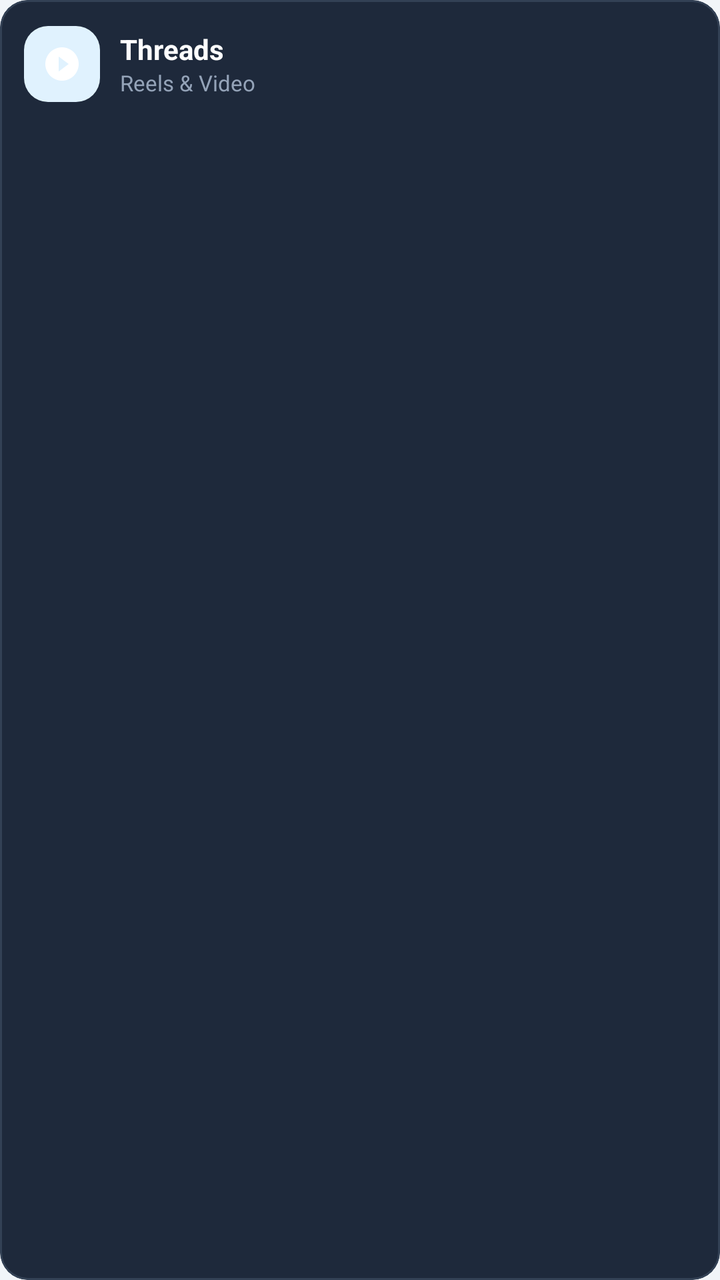
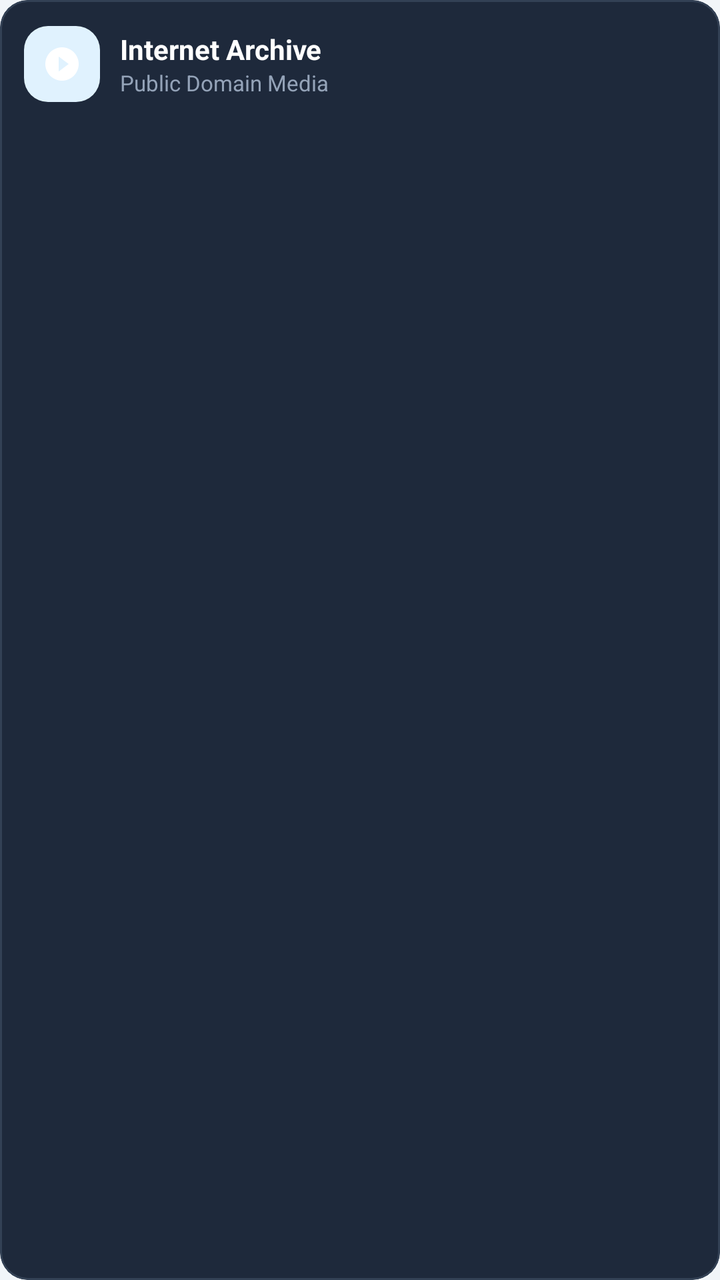

Two renders of the same Android screen: before a commit and after it. Below are the layout's source before the change and the commit's diff.
<!-- AndroidManifest.xml: application theme Theme.DownloadManager -->
<!-- res/layout/item_speed_dial.xml -->
<?xml version="1.0" encoding="utf-8"?>
<com.google.android.material.card.MaterialCardView
    xmlns:android="http://schemas.android.com/apk/res/android"
    xmlns:app="http://schemas.android.com/apk/res-auto"
    android:layout_width="match_parent"
    android:layout_height="wrap_content"
    android:layout_margin="5dp"
    app:cardBackgroundColor="#1E293B"
    app:cardCornerRadius="14dp"
    app:cardElevation="0dp"
    app:strokeColor="#334155"
    app:strokeWidth="1dp">

    <LinearLayout
        android:layout_width="match_parent"
        android:layout_height="wrap_content"
        android:gravity="center_vertical"
        android:minHeight="64dp"
        android:orientation="horizontal"
        android:paddingHorizontal="12dp"
        android:paddingVertical="10dp">

        <FrameLayout
            android:id="@+id/speedDialIconBg"
            android:layout_width="38dp"
            android:layout_height="38dp"
            android:background="@drawable/icon_badge_background">

            <ImageView
                android:id="@+id/ivSpeedDialIcon"
                android:layout_width="20dp"
                android:layout_height="20dp"
                android:layout_gravity="center"
                android:contentDescription="@string/smart_browser"
                android:src="@drawable/ic_video"
                app:tint="@android:color/white" />
        </FrameLayout>

        <LinearLayout
            android:layout_width="0dp"
            android:layout_height="wrap_content"
            android:layout_marginStart="10dp"
            android:layout_weight="1"
            android:orientation="vertical">

            <TextView
                android:id="@+id/tvSpeedDialName"
                android:layout_width="match_parent"
                android:layout_height="wrap_content"
                android:ellipsize="end"
                android:maxLines="1"
                android:text="Threads"
                android:textColor="@android:color/white"
                android:textSize="14sp"
                android:textStyle="bold" />

            <TextView
                android:id="@+id/tvSpeedDialSubtitle"
                android:layout_width="match_parent"
                android:layout_height="wrap_content"
                android:ellipsize="end"
                android:maxLines="1"
                android:text="Reels &amp; Video"
                android:textColor="#94A3B8"
                android:textSize="11sp" />
        </LinearLayout>
    </LinearLayout>
</com.google.android.material.card.MaterialCardView>
<!-- resources referenced by this layout -->
<resources>
  <!-- drawable ic_video (drawable) -->
  <?xml version="1.0" encoding="utf-8"?>
  <vector xmlns:android="http://schemas.android.com/apk/res/android"
      android:width="24dp"
      android:height="24dp"
      android:viewportWidth="24"
      android:viewportHeight="24">
      <path
          android:fillColor="#FF000000"
          android:pathData="M12,2C6.48,2 2,6.48 2,12s4.48,10 10,10 10,-4.48 10,-10S17.52,2 12,2zm-2,14.5v-9l6,4.5-6,4.5z" />
  </vector>
  <!-- drawable icon_badge_background (drawable) -->
  <?xml version="1.0" encoding="utf-8"?>
  <shape xmlns:android="http://schemas.android.com/apk/res/android">
      <solid android:color="@color/icon_bg_tint" />
      <corners android:radius="12dp" />
  </shape>
  <string name="smart_browser">Smart Browser</string>
  <style name="Theme.DownloadManager" parent="Theme.Material3.DayNight.NoActionBar">
          <item name="colorPrimary">@color/colorPrimary</item>
          <item name="colorPrimaryDark">@color/colorPrimaryDark</item>
          <item name="colorAccent">@color/colorAccent</item>
          <item name="colorSecondary">@color/colorAccent</item>
          <item name="colorOnPrimary">@color/colorOnPrimary</item>
          <item name="colorSurface">@color/colorSurface</item>
          <item name="colorOnSurface">@color/colorOnSurface</item>
          <item name="android:windowBackground">@color/colorBackground</item>
          <item name="android:windowLayoutInDisplayCutoutMode" tools:targetApi="p">shortEdges</item>
          <item name="android:windowLightStatusBar">false</item>
      </style>
  <color name="icon_bg_tint">#FFE0F2FE</color>
  <color name="colorPrimary">#FF0284C7</color>
  <color name="colorPrimaryDark">#FF0F172A</color>
  <color name="colorAccent">#FF06B6D4</color>
  <color name="colorOnPrimary">#FFFFFFFF</color>
  <color name="colorSurface">#FFFFFFFF</color>
  <color name="colorOnSurface">#FF0F172A</color>
  <color name="colorBackground">#FFF1F5F9</color>
</resources>

<!-- the commit's change to res/layout/item_speed_dial.xml (unified diff, before → after) -->
@@ -49,7 +49,7 @@
                 android:layout_height="wrap_content"
                 android:ellipsize="end"
                 android:maxLines="1"
-                android:text="Threads"
+                android:text="Internet Archive"
                 android:textColor="@android:color/white"
                 android:textSize="14sp"
                 android:textStyle="bold" />
@@ -60,7 +60,7 @@
                 android:layout_height="wrap_content"
                 android:ellipsize="end"
                 android:maxLines="1"
-                android:text="Reels &amp; Video"
+                android:text="Public Domain Media"
                 android:textColor="#94A3B8"
                 android:textSize="11sp" />
         </LinearLayout>
